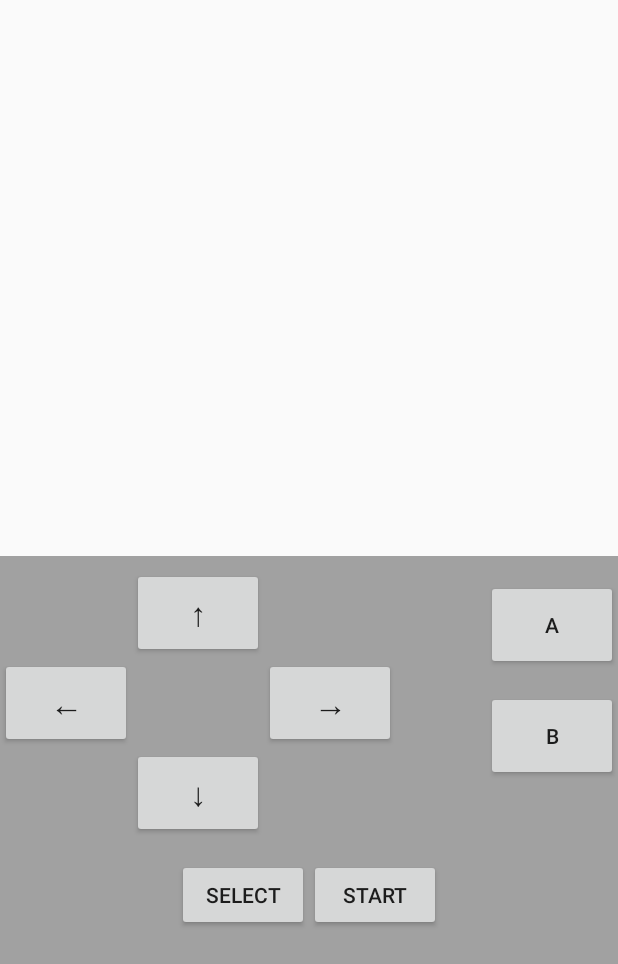
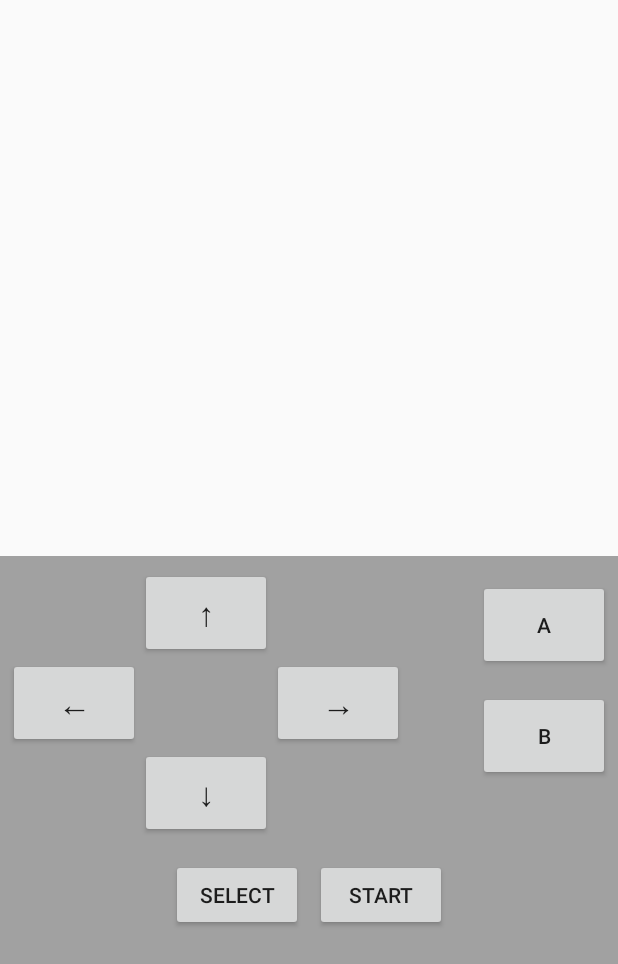
Before and after one commit to veikkos/chester, an Android app: the screen it shows after launch (MainActivity), on a phone screen of 412 x 824 dp. Shown: the top 964 px of the screen. Run offline under Robolectric (Android 15) with nearby library versions, the phone set to English and light mode, and no system bars; 1 statement that could not run was skipped.

Commit message:
Minor horizontal margin tweak.

```diff
--- a/android/ChesterApp/app/src/main/res/layout/activity_main.xml
+++ b/android/ChesterApp/app/src/main/res/layout/activity_main.xml
@@ -21,6 +21,7 @@
         <RelativeLayout
             android:layout_width="wrap_content"
             android:layout_height="wrap_content"
+            android:layout_marginLeft="5dp"
             android:id="@+id/direction" >
 
             <Button
@@ -63,6 +64,7 @@
             android:layout_width="wrap_content"
             android:layout_height="wrap_content"
             android:id="@+id/buttons"
+            android:layout_marginRight="5dp"
             android:layout_toRightOf="@+id/direction">
 
             <Button
@@ -94,6 +96,7 @@
                 android:layout_width="wrap_content"
                 android:layout_height="wrap_content"
                 android:layout_marginTop="14dp"
+                android:layout_marginLeft="8dp"
                 android:text="Start"
                 android:layout_toRightOf="@+id/select"/>
 
```
